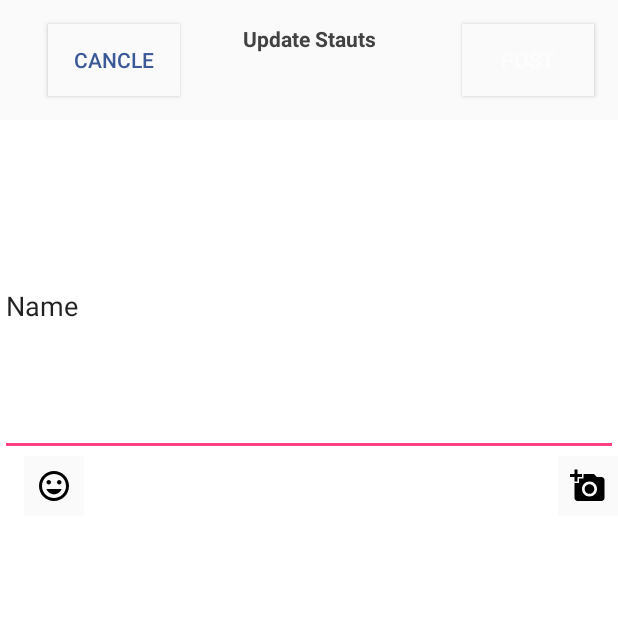
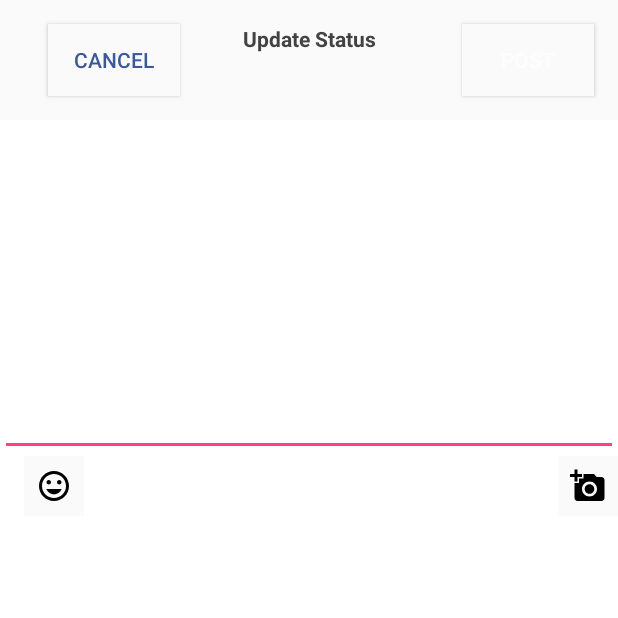
Before and after one commit to sharifhh/Facebook, an Android app: the PostsActivity screen opened directly, with no data from a screen before it, on a phone screen of 412 x 824 dp, the top half of it. Run offline under Robolectric (Android 15) with nearby library versions, the phone set to English and light mode, and no system bars; our stand-ins replace ButterKnife.

Commit message:
Data sources

```diff
--- a/app/src/main/java/ps/exalt/facebook/PostsActivity.java
+++ b/app/src/main/java/ps/exalt/facebook/PostsActivity.java
@@ -18,8 +18,8 @@ public class PostsActivity extends AppCompatActivity {
     String[] mobileArray = {"Android", "IPhone"};
     @BindView(R.id.post_area)
     EditText post_area;
-    @BindView(R.id.button2)
-    Button close;
+//    @BindView(R.id.button2)
+//    Button close;
 
     @Override
     protected void onCreate(Bundle savedInstanceState) {
--- a/app/src/main/res/layout/activity_comment.xml
+++ b/app/src/main/res/layout/activity_comment.xml
@@ -3,6 +3,7 @@
     xmlns:app="http://schemas.android.com/apk/res-auto"
     android:layout_width="match_parent"
     android:layout_height="match_parent"
+    android:fitsSystemWindows="true"
     android:background="@color/cardview_light_background">
 
     <Button
--- a/app/src/main/res/layout/activity_home.xml
+++ b/app/src/main/res/layout/activity_home.xml
@@ -72,16 +72,13 @@
         android:id="@+id/floatingActionButton"
         android:layout_width="56dp"
         android:layout_height="56dp"
-        android:layout_alignParentEnd="true"
-        android:layout_alignParentTop="true"
-        android:layout_marginStart="263dp"
-        android:layout_marginTop="400dp"
+        android:layout_marginBottom="100dp"
         android:adjustViewBounds="false"
         android:scrollbarAlwaysDrawHorizontalTrack="true"
         android:scrollbarAlwaysDrawVerticalTrack="true"
         android:src="@drawable/ic_edit_black_24dp"
         app:backgroundTint="@android:color/background_light"
         app:layout_anchor="@+id/viewPager"
-        app:layout_anchorGravity="right|center"
+        app:layout_anchorGravity="right|bottom"
         app:rippleColor="@android:color/background_light" />
 </android.support.design.widget.CoordinatorLayout>
--- a/app/src/main/res/layout/activity_posts.xml
+++ b/app/src/main/res/layout/activity_posts.xml
@@ -34,14 +34,14 @@
             android:textColor="@color/type" />
 
         <Button
-            android:id="@+id/post_cancle"
+            android:id="@+id/post_cancel"
             android:layout_width="wrap_content"
             android:layout_height="wrap_content"
             android:layout_alignParentStart="true"
             android:layout_alignTop="@+id/textView3"
             android:layout_marginStart="32dp"
             android:background="?android:attr/colorBackground"
-            android:text="Cancle"
+            android:text="@string/cancel"
             android:textColor="@color/mycolor" />
 
         <TextView
@@ -50,38 +50,37 @@
             android:layout_height="40dp"
             android:layout_alignTop="@+id/post_ok"
             android:layout_centerHorizontal="true"
-            android:text="Update Stauts"
+            android:text="@string/update_status"
             android:textAlignment="center"
             android:textColor="@color/cardview_dark_background"
             android:textStyle="bold" />
 
     <EditText
-        android:id="@+id/post_areaa"
+        android:id="@+id/post_area"
         android:layout_width="match_parent"
         android:layout_height="200dp"
         android:layout_alignParentEnd="true"
         android:layout_below="@+id/toolbar2"
         android:layout_marginTop="24dp"
         android:ems="10"
-        android:inputType="textPersonName"
-        android:text="Name" />
+        android:inputType="textPersonName" />
+
+        <ImageButton
+            android:id="@+id/imageButton"
+            android:layout_width="40dp"
+            android:layout_height="40dp"
+            android:layout_alignParentStart="true"
+            android:layout_below="@+id/post_area"
+            android:layout_marginStart="16dp"
+            android:background="?android:attr/colorBackground"
+            app:srcCompat="@drawable/ic_mood_black_24dp" />
 
         <ImageButton
             android:id="@+id/imageButton2"
             android:layout_width="40dp"
             android:layout_height="40dp"
-            android:layout_alignParentStart="true"
-            android:layout_below="@+id/post_areaa"
-            android:layout_marginStart="16dp"
-            android:background="?android:attr/colorBackground"
-            app:srcCompat="@drawable/ic_mood_black_24dp" />
-
-        <ImageButton
-            android:id="@+id/imageButton4"
-            android:layout_width="40dp"
-            android:layout_height="40dp"
             android:layout_alignParentEnd="true"
-            android:layout_below="@+id/post_areaa"
+            android:layout_below="@+id/post_area"
             android:background="?android:attr/colorBackground"
             app:srcCompat="@drawable/ic_add_a_photo_black_24dp" />
     </RelativeLayout>
--- a/app/src/main/res/values/strings.xml
+++ b/app/src/main/res/values/strings.xml
@@ -12,4 +12,6 @@
     <string name="post">Post</string>
     <string name="write_a_comment">Write a comment ..</string>
     <string name="comments">Comments</string>
+    <string name="cancel">Cancel</string>
+    <string name="update_status">Update Status</string>
 </resources>
```
